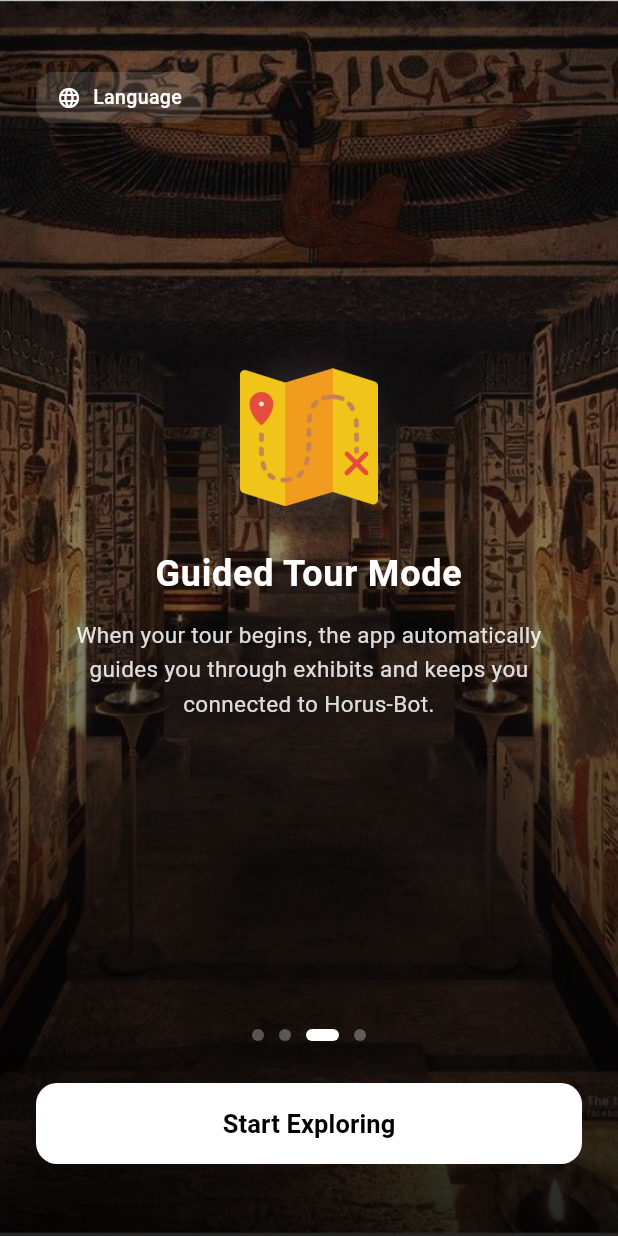
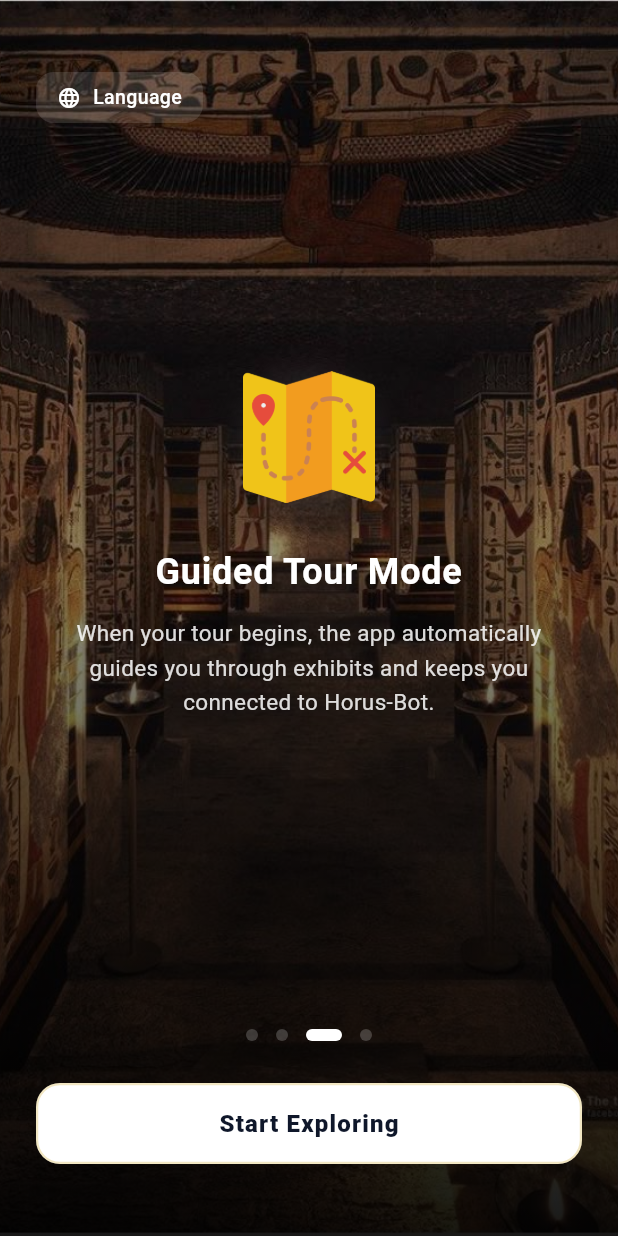
Before and after one commit to Farida-Waheed/museum_app, a Flutter app: the screen it shows after launch, swiped to page 3, on a phone screen of 412 x 824 dp. Run offline on Flutter 3.47's test engine with Material 3 defaults, Android fonts, the phone set to English and light mode, and no system bars; our stand-ins replace audioplayers, permission_handler, shared_preferences; missing offline and left inert: mobile_scanner; project files that could hold a hidden picture were left out.

Commit message:
refactor(onboarding): fix RenderFlex overflow and apply final premium refinements
- Fixed RenderFlex overflow bug in language selector popup by using Expanded and TextOverflow.ellipsis for language labels.
- Restyled language popup with a translucent dark "glass" surface, subtle white border, and high-contrast white text.
- Harmonized visual scale: standardized icons to 88px with reduced glow intensity and restored balanced vertical centering.
- Enhanced cinematic background overlay with refined gradient stops for superior text readability.
- Polished progress dots: increased active dot prominence (24px width) for better feedback.
- Branded "Start Exploring" CTA: updated with premium dark blue-gray text, subtle gold border, and slight elevation.
- Verified state persistence, routing, and bilingual RTL/LTR support.
- Confirmed technical quality with clean analyze and passing tests.

Co-authored-by: Farida-Waheed <172945916+Farida-Waheed@users.noreply.github.com>

```diff
--- a/lib/screens/onboarding/onboarding_screen.dart
+++ b/lib/screens/onboarding/onboarding_screen.dart
@@ -84,11 +84,11 @@ class _OnboardingScreenState extends State<OnboardingScreen> {
                   begin: Alignment.topCenter,
                   end: Alignment.bottomCenter,
                   colors: [
-                    Colors.black.withOpacity(0.2),
-                    Colors.black.withOpacity(0.4),
-                    Colors.black.withOpacity(0.85),
+                    Colors.black.withOpacity(0.25),
+                    Colors.black.withOpacity(0.35),
+                    Colors.black.withOpacity(0.9),
                   ],
-                  stops: const [0.0, 0.4, 1.0],
+                  stops: const [0.0, 0.35, 1.0],
                 ),
               ),
             ),
@@ -115,23 +115,23 @@ class _OnboardingScreenState extends State<OnboardingScreen> {
                             alignment: Alignment.center,
                             children: [
                               Container(
-                                width: 94,
-                                height: 94,
+                                width: 92,
+                                height: 92,
                                 decoration: BoxDecoration(
                                   shape: BoxShape.circle,
                                   boxShadow: [
                                     BoxShadow(
-                                      color: Colors.white.withOpacity(0.08),
-                                      blurRadius: 15,
-                                      spreadRadius: 3,
+                                      color: Colors.white.withOpacity(0.06),
+                                      blurRadius: 12,
+                                      spreadRadius: 2,
                                     ),
                                   ],
                                 ),
                               ),
                               Image.asset(
                                 pages[index]["iconPath"]!,
-                                width: 92,
-                                height: 92,
+                                width: 88,
+                                height: 88,
                               ),
                             ],
                           ),
@@ -175,11 +175,11 @@ class _OnboardingScreenState extends State<OnboardingScreen> {
                         final bool active = _currentPage == index;
                         return AnimatedContainer(
                           duration: const Duration(milliseconds: 300),
-                          margin: const EdgeInsets.symmetric(horizontal: 5),
-                          width: active ? 22 : 8,
+                          margin: const EdgeInsets.symmetric(horizontal: 6),
+                          width: active ? 24 : 8,
                           height: 8,
                           decoration: BoxDecoration(
-                            color: active ? Colors.white : Colors.white.withOpacity(0.3),
+                            color: active ? Colors.white : Colors.white.withOpacity(0.2),
                             borderRadius: BorderRadius.circular(4),
                           ),
                         );
@@ -187,7 +187,7 @@ class _OnboardingScreenState extends State<OnboardingScreen> {
                     ),
                     const SizedBox(height: 28),
 
-                    // Navigation Button - Always "Start Exploring"
+                    // Navigation Button - Branded "Start Exploring"
                     SizedBox(
                       width: double.infinity,
                       height: 54,
@@ -195,17 +195,20 @@ class _OnboardingScreenState extends State<OnboardingScreen> {
                         onPressed: () => _completeOnboarding(prefs),
                         style: ElevatedButton.styleFrom(
                           backgroundColor: Colors.white,
-                          foregroundColor: Colors.black,
+                          foregroundColor: const Color(0xFF0F172A), // Premium dark blue-gray
                           shape: RoundedRectangleBorder(
-                            borderRadius: BorderRadius.circular(14),
+                            borderRadius: BorderRadius.circular(16),
+                            side: BorderSide(color: const Color(0xFFD4AF37).withOpacity(0.3), width: 1.5), // Subtle gold border
                           ),
-                          elevation: 0,
+                          elevation: 2,
+                          shadowColor: Colors.black.withOpacity(0.2),
                         ),
                         child: Text(
                           l10n.startExploring,
                           style: const TextStyle(
-                            fontSize: 17,
-                            fontWeight: FontWeight.bold,
+                            fontSize: 16,
+                            fontWeight: FontWeight.w800,
+                            letterSpacing: 0.8,
                           ),
                         ),
                       ),
@@ -235,26 +238,36 @@ class _OnboardingScreenState extends State<OnboardingScreen> {
                   PopupMenuItem(
                     value: 'en',
                     child: Row(
+                      mainAxisSize: MainAxisSize.min,
                       children: [
                         const Text("🇺🇸 ", style: TextStyle(fontSize: 18)),
-                        const Text("English", style: TextStyle(color: Colors.white, fontWeight: FontWeight.w500)),
-                        if (prefs.language == 'en') ...[
-                          const Spacer(),
+                        const Expanded(
+                          child: Text(
+                            "English",
+                            style: TextStyle(color: Colors.white, fontWeight: FontWeight.w500),
+                            overflow: TextOverflow.ellipsis,
+                          ),
+                        ),
+                        if (prefs.language == 'en')
                           const Icon(Icons.check, size: 16, color: Colors.white70),
-                        ],
                       ],
                     ),
                   ),
                   PopupMenuItem(
                     value: 'ar',
                     child: Row(
+                      mainAxisSize: MainAxisSize.min,
                       children: [
                         const Text("🇪🇬 ", style: TextStyle(fontSize: 18)),
-                        const Text("العربية", style: TextStyle(color: Colors.white, fontWeight: FontWeight.w500)),
-                        if (prefs.language == 'ar') ...[
-                          const Spacer(),
+                        const Expanded(
+                          child: Text(
+                            "العربية",
+                            style: TextStyle(color: Colors.white, fontWeight: FontWeight.w500),
+                            overflow: TextOverflow.ellipsis,
+                          ),
+                        ),
+                        if (prefs.language == 'ar')
                           const Icon(Icons.check, size: 16, color: Colors.white70),
-                        ],
                       ],
                     ),
                   ),
```
